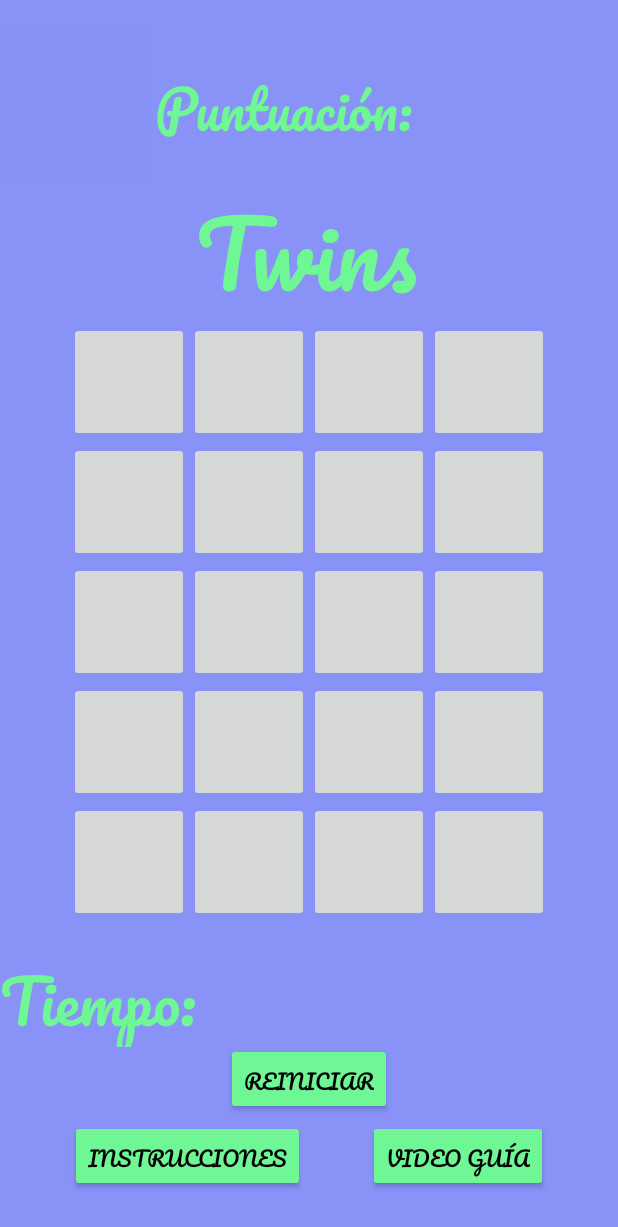
After one commit to joelesdar/Remind-App, an Android app: the Juego screen opened directly, with no data from a screen before it, on a phone screen of 412 x 824 dp. The commit adds this screen. Shown: the top 1227 px of the screen. Run offline under Robolectric (Android 15) with nearby library versions, the phone set to English and light mode, and no system bars.

Commit message:
Creacion pantalla juego Twins

```diff
--- a/app/src/main/AndroidManifest.xml
+++ b/app/src/main/AndroidManifest.xml
@@ -25,6 +25,7 @@
                 android:name="android.app.lib_name"
                 android:value="" />
         </activity>
+        <activity android:name=".Juego"></activity>
     </application>
 
 </manifest>
--- /dev/null
+++ b/app/src/main/java/com/example/twins/Juego.java
@@ -0,0 +1,14 @@
+package com.example.twins;
+
+import android.app.Activity;
+import android.os.Bundle;
+
+import androidx.annotation.Nullable;
+
+public class Juego extends Activity {
+    @Override
+    protected void onCreate(@Nullable Bundle savedInstanceState) {
+        super.onCreate(savedInstanceState);
+        setContentView(R.layout.juego);
+    }
+}
--- a/app/src/main/java/com/example/twins/MainActivity.java
+++ b/app/src/main/java/com/example/twins/MainActivity.java
@@ -3,6 +3,7 @@ package com.example.twins;
 import androidx.appcompat.app.AppCompatActivity;
 
 import android.annotation.SuppressLint;
+import android.content.Intent;
 import android.os.Bundle;
 import android.view.View;
 import android.widget.Button;
@@ -25,8 +26,9 @@ public class MainActivity extends AppCompatActivity {
 
         jugar.setOnClickListener(new View.OnClickListener() {
             @Override
-            public void onClick(View view) {
+            public void onClick(View v) {
                 System.out.println("Iniciando Juego...");
+                iniciarJuego();
             }
         });
 
@@ -36,13 +38,13 @@ public class MainActivity extends AppCompatActivity {
                 System.out.println("Mostrar las instrucciones...");
             }
         });
-
         video.setOnClickListener(new View.OnClickListener() {
             @Override
             public void onClick(View view) {
                 System.out.println("Mostrar Video Guía...");
             }
         });
+
         atras.setOnClickListener(new View.OnClickListener() {
             @Override
             public void onClick(View view) {
@@ -51,6 +53,8 @@ public class MainActivity extends AppCompatActivity {
             }
         });
     }
-
-
+    private void iniciarJuego(){
+        Intent i = new Intent(this, Juego.class);
+        startActivity(i);
+    }
 }
--- a/app/src/main/res/layout/activity_main.xml
+++ b/app/src/main/res/layout/activity_main.xml
@@ -23,7 +23,7 @@
 
     <ImageButton
         android:id="@+id/botonMainAtras"
-        style="?android:attr/borderlessButtonStyle"
+        android:background="@null"
         android:layout_width="100dp"
         android:layout_height="100dp"
         android:layout_marginTop="19dp"
@@ -76,7 +76,9 @@
         app:layout_constraintTop_toBottomOf="@+id/linearLayout3"
         app:layout_constraintVertical_bias="0.5"
         tools:ignore="MissingConstraints"
-        tools:layout_editor_absoluteX="1dp">
+        tools:layout_editor_absoluteX="1dp"
+        android:textColor="@color/black"
+        >
 
         <Button
             android:id="@+id/botonVideoguia"
--- /dev/null
+++ b/app/src/main/res/layout/juego.xml
@@ -0,0 +1,446 @@
+<?xml version="1.0" encoding="utf-8"?>
+<androidx.constraintlayout.widget.ConstraintLayout xmlns:android="http://schemas.android.com/apk/res/android"
+    xmlns:app="http://schemas.android.com/apk/res-auto"
+    xmlns:tools="http://schemas.android.com/tools"
+    android:layout_width="match_parent"
+    android:layout_height="match_parent"
+    android:background="@color/moradoApp"
+    tools:context=".MainActivity">
+
+    <ImageButton
+        android:id="@+id/botonJuegoAtras"
+        android:layout_width="100dp"
+        android:layout_height="100dp"
+        android:layout_marginTop="19dp"
+        android:background="@color/moradoApp"
+        android:backgroundTint="#8791F6"
+        android:contentDescription="@string/botonAtras"
+        android:scaleType="center"
+        app:layout_constraintTop_toTopOf="parent"
+        app:srcCompat="@mipmap/backverde"
+        tools:layout_editor_absoluteX="22dp"
+        tools:srcCompat="@mipmap/backverde"
+        tools:ignore="MissingConstraints" />
+
+    <TextView
+        android:id="@+id/puntuacion"
+        android:layout_width="299dp"
+        android:layout_height="70dp"
+        android:layout_marginStart="3dp"
+        android:fontFamily="@font/pacifico"
+        android:text="@string/puntuacion"
+        android:textColor="@color/verdementaApp"
+        android:textSize="35dp"
+        app:layout_constraintBottom_toBottomOf="@+id/botonJuegoAtras"
+        app:layout_constraintStart_toEndOf="@+id/botonJuegoAtras"
+        app:layout_constraintTop_toTopOf="@+id/botonJuegoAtras"
+        tools:ignore="MissingConstraints" />
+
+    <TextView
+        android:id="@+id/tituloTwins"
+        android:layout_width="151dp"
+        android:layout_height="94dp"
+        android:fontFamily="@font/pacifico"
+        android:text="@string/app_name"
+        android:textColor="@color/verdementaApp"
+        android:textSize="60sp"
+        app:layout_constraintEnd_toEndOf="parent"
+        app:layout_constraintStart_toStartOf="parent"
+        app:layout_constraintTop_toBottomOf="@+id/puntuacion"
+        tools:ignore="MissingConstraints" />
+
+    <LinearLayout
+        android:id="@+id/linearLayout2"
+        android:layout_width="match_parent"
+        android:layout_height="wrap_content"
+        app:layout_constraintTop_toBottomOf="@+id/puntuacion"
+        tools:layout_editor_absoluteX="0dp">
+
+        <TableLayout
+            android:layout_width="match_parent"
+            android:layout_height="wrap_content"
+            android:layout_marginTop="100dp"
+            android:padding="10dp"
+            tools:ignore="ExtraText">
+            //FILA1
+
+            <TableRow
+                android:layout_width="match_parent"
+                android:layout_height="match_parent"
+                android:gravity="center">
+
+                <ImageButton
+                    android:id="@+id/boton00"
+                    android:layout_width="80dp"
+                    android:layout_height="80dp"
+                    android:layout_column="0"></ImageButton>
+
+                <ImageButton
+                    android:id="@+id/boton01"
+                    android:layout_width="80dp"
+                    android:layout_height="80dp"
+                    android:layout_column="1"></ImageButton>
+
+                <ImageButton
+                    android:id="@+id/boton02"
+                    android:layout_width="80dp"
+                    android:layout_height="80dp"
+                    android:layout_column="2"></ImageButton>
+
+                <ImageButton
+                    android:id="@+id/boton03"
+                    android:layout_width="80dp"
+                    android:layout_height="80dp"
+                    android:layout_column="3"></ImageButton>
+            </TableRow>
+
+            //FILA2
+
+            <TableRow
+                android:layout_width="match_parent"
+                android:layout_height="match_parent"
+                android:gravity="center">
+
+                <ImageButton
+                    android:id="@+id/boton04"
+                    android:layout_width="80dp"
+                    android:layout_height="80dp"
+                    android:layout_column="0"></ImageButton>
+
+                <ImageButton
+                    android:id="@+id/boton05"
+                    android:layout_width="80dp"
+                    android:layout_height="80dp"
+                    android:layout_column="1"></ImageButton>
+
+                <ImageButton
+                    android:id="@+id/boton06"
+                    android:layout_width="80dp"
+                    android:layout_height="80dp"
+                    android:layout_column="2"></ImageButton>
+
+                <ImageButton
+                    android:id="@+id/boton07"
+                    android:layout_width="80dp"
+                    android:layout_height="80dp"
+                    android:layout_column="3"></ImageButton>
+            </TableRow>
+
+            //FILA3
+
+            <TableRow
+                android:layout_width="match_parent"
+                android:layout_height="match_parent"
+                android:gravity="center">
+
+                <ImageButton
+                    android:id="@+id/boton08"
+                    android:layout_width="80dp"
+                    android:layout_height="80dp"
+                    android:layout_column="0"></ImageButton>
+
+                <ImageButton
+                    android:id="@+id/boton09"
+                    android:layout_width="80dp"
+                    android:layout_height="80dp"
+                    android:layout_column="1"></ImageButton>
+
+                <ImageButton
+                    android:id="@+id/boton10"
+                    android:layout_width="80dp"
+                    android:layout_height="80dp"
+                    android:layout_column="2"></ImageButton>
+
+                <ImageButton
+                    android:id="@+id/boton11"
+                    android:layout_width="80dp"
+                    android:layout_height="80dp"
+                    android:layout_column="3"></ImageButton>
+            </TableRow>
+
+            //FILA4
+
+            <TableRow
+                android:layout_width="match_parent"
+                android:layout_height="match_parent"
+                android:gravity="center">
+
+                <ImageButton
+                    android:id="@+id/boton12"
+                    android:layout_width="80dp"
+                    android:layout_height="80dp"
+                    android:layout_column="0"></ImageButton>
+
+                <ImageButton
+                    android:id="@+id/boton13"
+                    android:layout_width="80dp"
+                    android:layout_height="80dp"
+                    android:layout_column="1"></ImageButton>
+
+                <ImageButton
+                    android:id="@+id/boton14"
+                    android:layout_width="80dp"
+                    android:layout_height="80dp"
+                    android:layout_column="2"></ImageButton>
+
+                <ImageButton
+                    android:id="@+id/boton15"
+                    android:layout_width="80dp"
+                    android:layout_height="80dp"
+                    android:layout_column="3"></ImageButton>
+            </TableRow>
+            //FILA5
+
+            <TableRow
+                android:layout_width="match_parent"
+                android:layout_height="match_parent"
+                android:gravity="center">
+
+                <ImageButton
+                    android:id="@+id/boton16"
+                    android:layout_width="80dp"
+                    android:layout_height="80dp"
+                    android:layout_column="0"></ImageButton>
+
+                <ImageButton
+                    android:id="@+id/boton17"
+                    android:layout_width="80dp"
+                    android:layout_height="80dp"
+                    android:layout_column="1"></ImageButton>
+
+                <ImageButton
+                    android:id="@+id/boton18"
+                    android:layout_width="80dp"
+                    android:layout_height="80dp"
+                    android:layout_column="2"></ImageButton>
+
+                <ImageButton
+                    android:id="@+id/boton19"
+                    android:layout_width="80dp"
+                    android:layout_height="80dp"
+                    android:layout_column="3"></ImageButton>
+            </TableRow>
+        </TableLayout>
+    </LinearLayout>
+
+    <TextView
+        android:id="@+id/tiempo"
+        android:layout_width="match_parent"
+        android:layout_height="73dp"
+        android:fontFamily="@font/pacifico"
+        android:text="@string/tiempo"
+        android:textColor="@color/verdementaApp"
+        android:textSize="40sp"
+        app:layout_constraintEnd_toEndOf="parent"
+        app:layout_constraintHorizontal_bias="0.5"
+        app:layout_constraintStart_toStartOf="parent"
+        app:layout_constraintTop_toBottomOf="@+id/linearLayout2"
+        tools:ignore="MissingConstraints" />
+
+    <Button
+        android:id="@+id/botonReiniciar"
+        android:layout_width="wrap_content"
+        android:layout_height="wrap_content"
+        android:backgroundTint="@color/verdementaApp"
+        android:fontFamily="@font/pacifico"
+        android:text="@string/reiniciar"
+        android:textColor="@color/black"
+        app:layout_constraintBottom_toTopOf="@+id/constraintLayout"
+        app:layout_constraintEnd_toEndOf="parent"
+        app:layout_constraintHorizontal_bias="0.5"
+        app:layout_constraintStart_toStartOf="parent"
+        app:layout_constraintTop_toBottomOf="@+id/tiempo"
+        app:layout_constraintVertical_bias="0.5" />
+
+    <androidx.constraintlayout.widget.ConstraintLayout
+        android:id="@+id/constraintLayout"
+        android:layout_width="404dp"
+        android:layout_height="59dp"
+        android:layout_marginBottom="24dp"
+        app:layout_constraintBottom_toBottomOf="parent"
+        app:layout_constraintEnd_toEndOf="parent"
+        app:layout_constraintHorizontal_bias="0.5"
+        app:layout_constraintStart_toStartOf="parent"
+        tools:ignore="MissingConstraints">
+
+        <Button
+            android:id="@+id/botonVideoguia"
+            android:layout_width="wrap_content"
+            android:layout_height="wrap_content"
+            android:backgroundTint="@color/verdementaApp"
+            android:baselineAligned="false"
+            android:fontFamily="@font/pacifico"
+            android:text="@string/botonVideo"
+            android:textColor="@color/black"
+            app:layout_constraintBottom_toBottomOf="parent"
+            app:layout_constraintEnd_toEndOf="parent"
+            app:layout_constraintHorizontal_bias="0.5"
+            app:layout_constraintStart_toEndOf="@+id/botonInstrucciones"
+            app:layout_constraintTop_toTopOf="parent"
+            app:layout_constraintVertical_bias="0.5" />
+
+        <Button
+            android:id="@+id/botonInstrucciones"
+            android:layout_width="wrap_content"
+            android:layout_height="wrap_content"
+            android:backgroundTint="@color/verdementaApp"
+            android:fontFamily="@font/pacifico"
+            android:text="@string/botonInstrucciones"
+            android:textColor="@color/black"
+            app:layout_constraintBottom_toBottomOf="parent"
+            app:layout_constraintEnd_toStartOf="@+id/botonVideoguia"
+            app:layout_constraintHorizontal_bias="0.5"
+            app:layout_constraintStart_toStartOf="parent"
+            app:layout_constraintTop_toTopOf="parent"
+            app:layout_constraintVertical_bias="0.5" />
+    </androidx.constraintlayout.widget.ConstraintLayout>
+
+    <androidx.constraintlayout.widget.Guideline
+        android:id="@+id/guideline2"
+        android:layout_width="wrap_content"
+        android:layout_height="wrap_content"
+        android:orientation="horizontal"
+        app:layout_constraintGuide_begin="20dp" />
+
+    <androidx.constraintlayout.widget.Guideline
+        android:id="@+id/guideline3"
+        android:layout_width="wrap_content"
+        android:layout_height="wrap_content"
+        android:orientation="vertical"
+        app:layout_constraintGuide_begin="20dp" />
+
+
+</androidx.constraintlayout.widget.ConstraintLayout>
+
+<!--
+<TableLayout
+        android:layout_width="match_parent"
+        android:layout_height="wrap_content"
+        android:layout_marginTop="100dp"
+        android:padding="10dp">
+
+        //FILA1
+<TableRow
+android:layout_width="match_parent"
+android:layout_height="match_parent"
+android:gravity="center">
+
+<ImageButton
+    android:id="@+id/boton00"
+    android:layout_width="80dp"
+    android:layout_height="80dp"
+    android:layout_column="0"></ImageButton>
+
+<ImageButton
+    android:id="@+id/boton01"
+    android:layout_width="80dp"
+    android:layout_height="80dp"
+    android:layout_column="1"></ImageButton>
+
+<ImageButton
+    android:id="@+id/boton02"
+    android:layout_width="80dp"
+    android:layout_height="80dp"
+    android:layout_column="2"></ImageButton>
+
+<ImageButton
+    android:id="@+id/boton03"
+    android:layout_width="80dp"
+    android:layout_height="80dp"
+    android:layout_column="3"></ImageButton>
+</TableRow>
+
+    //FILA2
+<TableRow
+android:layout_width="match_parent"
+android:layout_height="match_parent"
+android:gravity="center">
+
+<ImageButton
+    android:id="@+id/boton04"
+    android:layout_width="80dp"
+    android:layout_height="80dp"
+    android:layout_column="0"></ImageButton>
+
+<ImageButton
+    android:id="@+id/boton05"
+    android:layout_width="80dp"
+    android:layout_height="80dp"
+    android:layout_column="1"></ImageButton>
+
+<ImageButton
+    android:id="@+id/boton06"
+    android:layout_width="80dp"
+    android:layout_height="80dp"
+    android:layout_column="2"></ImageButton>
+
+<ImageButton
+    android:id="@+id/boton07"
+    android:layout_width="80dp"
+    android:layout_height="80dp"
+    android:layout_column="3"></ImageButton>
+</TableRow>
+
+    //FILA3
+<TableRow
+android:layout_width="match_parent"
+android:layout_height="match_parent"
+android:gravity="center">
+
+<ImageButton
+    android:id="@+id/boton08"
+    android:layout_width="80dp"
+    android:layout_height="80dp"
+    android:layout_column="0"></ImageButton>
+
+<ImageButton
+    android:id="@+id/boton09"
+    android:layout_width="80dp"
+    android:layout_height="80dp"
+    android:layout_column="1"></ImageButton>
+
+<ImageButton
+    android:id="@+id/boton10"
+    android:layout_width="80dp"
+    android:layout_height="80dp"
+    android:layout_column="2"></ImageButton>
+
+<ImageButton
+    android:id="@+id/boton11"
+    android:layout_width="80dp"
+    android:layout_height="80dp"
+    android:layout_column="3"></ImageButton>
+</TableRow>
+
+    //FILA4
+<TableRow
+android:layout_width="match_parent"
+android:layout_height="match_parent"
+android:gravity="center">
+
+<ImageButton
+    android:id="@+id/boton12"
+    android:layout_width="80dp"
+    android:layout_height="80dp"
+    android:layout_column="0"></ImageButton>
+
+<ImageButton
+    android:id="@+id/boton13"
+    android:layout_width="80dp"
+    android:layout_height="80dp"
+    android:layout_column="1"></ImageButton>
+
+<ImageButton
+    android:id="@+id/boton14"
+    android:layout_width="80dp"
+    android:layout_height="80dp"
+    android:layout_column="2"></ImageButton>
+
+<ImageButton
+    android:id="@+id/boton15"
+    android:layout_width="80dp"
+    android:layout_height="80dp"
+    android:layout_column="3"></ImageButton>
+</TableRow>
+    </TableLayout>
+    -->
--- a/app/src/main/res/values/strings.xml
+++ b/app/src/main/res/values/strings.xml
@@ -7,4 +7,8 @@
     <string name="botonVideo">VIDEO GUÍA</string>
     <string name="maxPuntos">Puntuacion máxima: </string>
     <string name="ultPuntos">Última puntuación: </string>
+
+    <string name="puntuacion">Puntuación: </string>
+    <string name="tiempo">Tiempo: </string>
+    <string name="reiniciar">Reiniciar</string>
 </resources>
```
Also changed, not shown: app/src/main/res/mipmap-xhdpi/backVerde.png.
